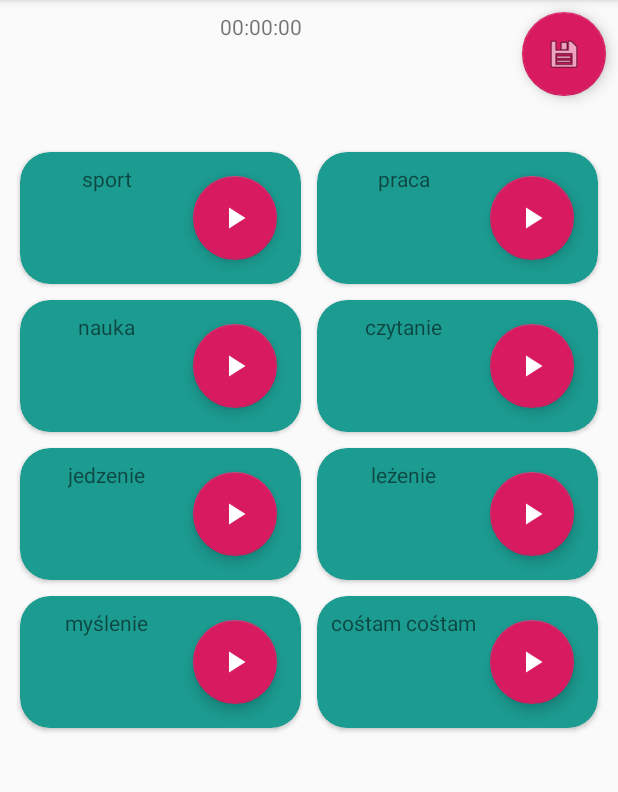
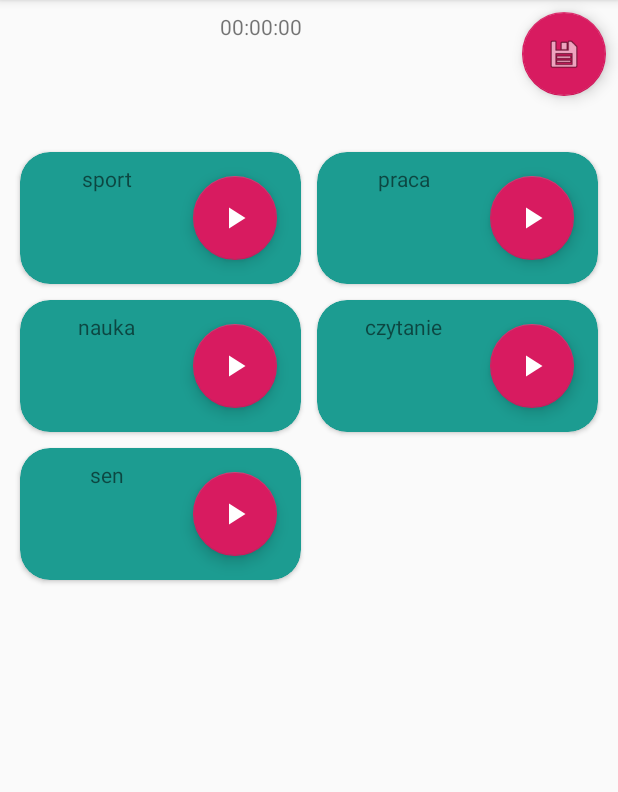
Before and after one commit to soczystys/android-timer, an Android app: the screen it shows after launch (TimerActivity), after a tap on "Record", on a phone screen of 412 x 824 dp, the part 84-876 px from its top. Run offline under Robolectric (Android 15) with nearby library versions, the phone set to English and light mode, and no system bars; our stand-ins replace Room's generated code.

Commit message:
ActionListAdapter updated

```diff
--- a/app/src/main/java/com/myprojects/android_timer/main/MainActivity.java
+++ b/app/src/main/java/com/myprojects/android_timer/main/MainActivity.java
@@ -19,19 +19,21 @@ import com.myprojects.android_timer.main.timer.TimerActivity;
 
 public class MainActivity extends AppCompatActivity {
 
+    private MainActivity instance;
+    private static final String ACTION_VIEW_MODEL = "ACTION_VIEW_MODEL_EXTRA";
+
     @Override
     protected void onCreate(Bundle savedInstanceState) {
         super.onCreate(savedInstanceState);
         setContentView(R.layout.activity_main);
         Toolbar toolbar = findViewById(R.id.toolbar);
         setSupportActionBar(toolbar);
+        instance = this;
 
         CardView fabRecord = findViewById(R.id.fab_record_time);
         fabRecord.setOnClickListener(new View.OnClickListener() {
             @Override
             public void onClick(View view) {
-//                Snackbar.make(view, "Replace with your own action", Snackbar.LENGTH_LONG)
-//                        .setAction("ActionEntity", null).show();
                 startActivity(new Intent(getApplicationContext(), TimerActivity.class));
             }
         });
--- a/app/src/main/java/com/myprojects/android_timer/main/actions/ActionsActivity.java
+++ b/app/src/main/java/com/myprojects/android_timer/main/actions/ActionsActivity.java
@@ -32,6 +32,20 @@ public class ActionsActivity extends AppCompatActivity {
         instance = this;
         setContentView(R.layout.activity_actions);
         initRecyclerView();
+        iniFab();
+    }
+
+    private void iniFab() {
+        fab = findViewById(R.id.fab_show_count);
+        fab.setOnClickListener(new View.OnClickListener() {
+            @Override
+            public void onClick(View view) {
+                Intent addActivityIntent = new Intent(instance, ActionAddActivity.class);
+                addActivityIntent.putStringArrayListExtra("LIST_OF_TITLES",
+                        (ArrayList<String>) getTitlesList());
+                startActivityForResult(addActivityIntent, NEW_ACTION);
+            }
+        });
     }
 
     private void initRecyclerView() {
@@ -47,19 +61,6 @@ public class ActionsActivity extends AppCompatActivity {
                 adapter.setList(actionEntities);
             }
         });
-        fab = findViewById(R.id.fab_show_count);
-        fab.setOnClickListener(new View.OnClickListener() {
-            @Override
-            public void onClick(View view) {
-                Snackbar.make(view, "Count: " + adapter.getItemCount(), Snackbar.LENGTH_LONG)
-                        .setAction("ActionEntity", null).show();
-                Intent addActivityIntent = new Intent(instance, ActionAddActivity.class);
-                addActivityIntent.putStringArrayListExtra("LIST_OF_TITLES",
-                        (ArrayList<String>) getTitlesList());
-                startActivityForResult(addActivityIntent, NEW_ACTION);
-            }
-        });
-
     }
 
     private List<String> getTitlesList() {
--- a/app/src/main/java/com/myprojects/android_timer/main/timer/ActionListAdapter.java
+++ b/app/src/main/java/com/myprojects/android_timer/main/timer/ActionListAdapter.java
@@ -14,6 +14,7 @@ import androidx.recyclerview.widget.RecyclerView;
 
 import com.google.android.material.floatingactionbutton.FloatingActionButton;
 import com.myprojects.android_timer.R;
+import com.myprojects.android_timer.main.data.newdata.entity.ActionEntity;
 import com.myprojects.android_timer.main.util.BunchOfDataToSave;
 import com.myprojects.android_timer.main.util.PlayButtonHandler;
 
@@ -21,7 +22,7 @@ import java.util.List;
 
 public class ActionListAdapter extends RecyclerView.Adapter<ActionListAdapter.Holder> {
 
-    final List<RecyclerItem> list;
+    List<ActionEntity> list;
     private Context context;
     private TextView count;
     final PlayButtonHandler playButtonHandler;
@@ -36,7 +37,7 @@ public class ActionListAdapter extends RecyclerView.Adapter<ActionListAdapter.Ho
         }
     }
 
-    public ActionListAdapter(List<RecyclerItem> list, Context context, TextView count, Drawable play, Drawable pause) {
+    public ActionListAdapter(List<ActionEntity> list, Context context, TextView count, Drawable play, Drawable pause) {
         this.list = list;
         this.context = context;
         this.count = count;
@@ -55,8 +56,8 @@ public class ActionListAdapter extends RecyclerView.Adapter<ActionListAdapter.Ho
 
     @Override
     public void onBindViewHolder(@NonNull final Holder holder, int position) {
-        final RecyclerItem reference = list.get(position);
-        holder.title.setText(reference.getTitle());
+        final ActionEntity reference = list.get(position);
+        holder.title.setText(reference.getName());
 
         holder.playButton.setOnClickListener(new View.OnClickListener() {
             @Override
@@ -68,7 +69,12 @@ public class ActionListAdapter extends RecyclerView.Adapter<ActionListAdapter.Ho
 
     @Override
     public int getItemCount() {
-        return list.size();
+        return list == null? 0 : list.size();
+    }
+
+    public void setList(List<ActionEntity> actionEntities) {
+        this.list = actionEntities;
+        notifyDataSetChanged();
     }
 
     public class Holder extends RecyclerView.ViewHolder {
--- a/app/src/main/java/com/myprojects/android_timer/main/timer/TimerActivity.java
+++ b/app/src/main/java/com/myprojects/android_timer/main/timer/TimerActivity.java
@@ -3,23 +3,29 @@ package com.myprojects.android_timer.main.timer;
 import android.content.res.Resources;
 import android.graphics.drawable.Drawable;
 import android.os.Bundle;
+import android.util.Log;
 import android.view.View;
 import android.widget.TextView;
 
 import androidx.appcompat.app.AppCompatActivity;
+import androidx.lifecycle.Observer;
+import androidx.lifecycle.ViewModelProviders;
 import androidx.recyclerview.widget.GridLayoutManager;
 import androidx.recyclerview.widget.RecyclerView;
 
 import com.google.android.material.floatingactionbutton.FloatingActionButton;
 import com.myprojects.android_timer.R;
+import com.myprojects.android_timer.main.actions.ActionsViewModel;
+import com.myprojects.android_timer.main.data.newdata.entity.ActionEntity;
+import com.myprojects.android_timer.main.data.newdata.repository.Repository;
 import com.myprojects.android_timer.main.data.olddata.DatabaseHelper;
 
-import java.util.ArrayList;
 import java.util.List;
 
 public class TimerActivity extends AppCompatActivity {
 
-    private List<RecyclerItem> actions;
+    private static final String TAG = "TimerActivity";
+    private List<ActionEntity> actions;
     private TextView count;
     private Resources resources;
     private Drawable play;
@@ -28,6 +34,7 @@ public class TimerActivity extends AppCompatActivity {
     private RecyclerView recyclerView;
     private ActionListAdapter adapter;
     DatabaseHelper db;
+    private ActionsViewModel viewModel;
 
     @Override
     protected void onCreate(Bundle savedInstanceState) {
@@ -66,14 +73,12 @@ public class TimerActivity extends AppCompatActivity {
     }
 
     private void initList() {
-        actions = new ArrayList<>();
-        actions.add(new RecyclerItem("sport"));
-        actions.add(new RecyclerItem("praca"));
-        actions.add(new RecyclerItem("nauka"));
-        actions.add(new RecyclerItem("czytanie"));
-        actions.add(new RecyclerItem("jedzenie"));
-        actions.add(new RecyclerItem("leżenie"));
-        actions.add(new RecyclerItem("myślenie"));
-        actions.add(new RecyclerItem("cośtam cośtam"));
+        viewModel = ViewModelProviders.of(this).get(ActionsViewModel.class);
+        viewModel.getAllActions().observe(this, new Observer<List<ActionEntity>>() {
+            @Override
+            public void onChanged(List<ActionEntity> actionEntities) {
+                adapter.setList(actionEntities);
+            }
+        });
     }
 }
```
